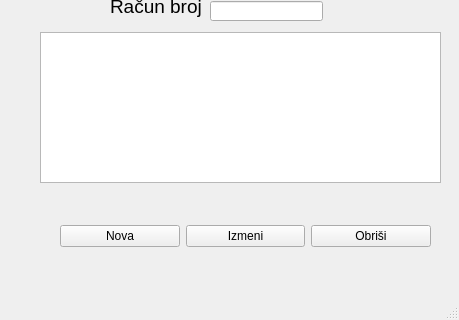
First picture: the form in formafaktura.ui, repository s-pab/Commercium, before the edit; both pictures show x 0 to 459 and y 169 to 489 of the 459 by 489 pixel window.
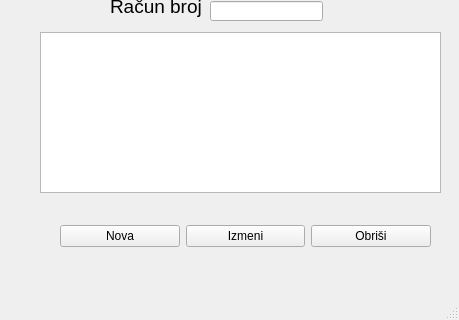
Second picture: the form after the edit.

```diff
--- a/formafaktura.ui
+++ b/formafaktura.ui
@@ -60,16 +60,6 @@
      </rect>
     </property>
    </widget>
-   <widget class="QTableView" name="tableView">
-    <property name="geometry">
-     <rect>
-      <x>40</x>
-      <y>201</y>
-      <width>401</width>
-      <height>151</height>
-     </rect>
-    </property>
-   </widget>
    <widget class="QLabel" name="label">
     <property name="geometry">
      <rect>
@@ -298,6 +288,16 @@
      </rect>
     </property>
    </widget>
+   <widget class="QListView" name="listView">
+    <property name="geometry">
+     <rect>
+      <x>40</x>
+      <y>201</y>
+      <width>401</width>
+      <height>161</height>
+     </rect>
+    </property>
+   </widget>
   </widget>
   <widget class="QMenuBar" name="menubar">
    <property name="geometry">
```
